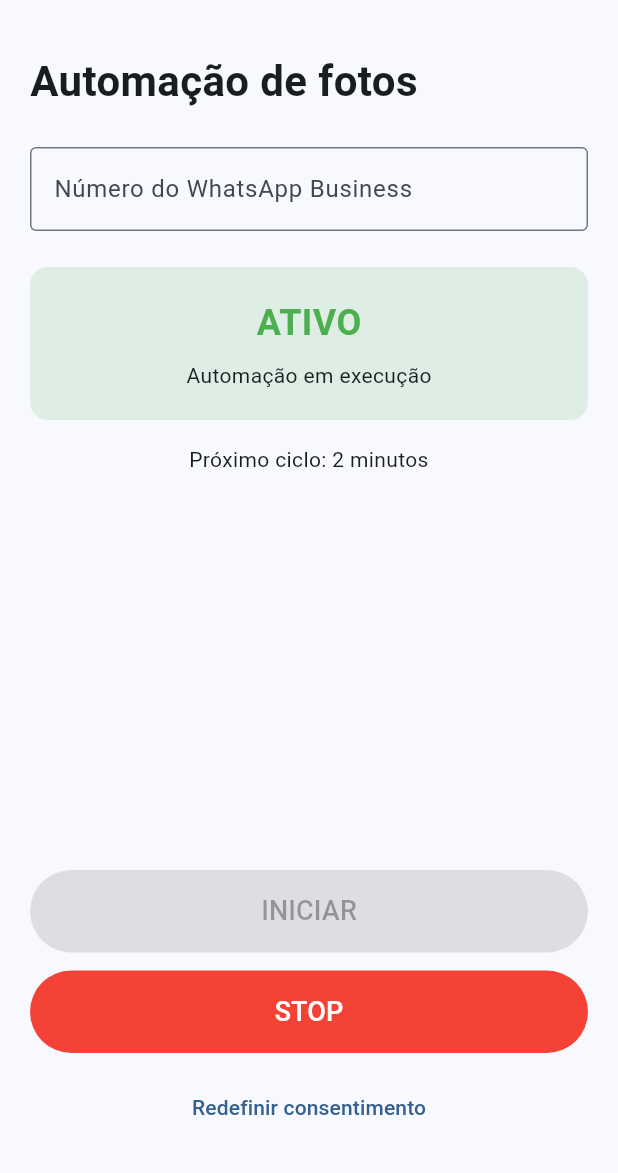
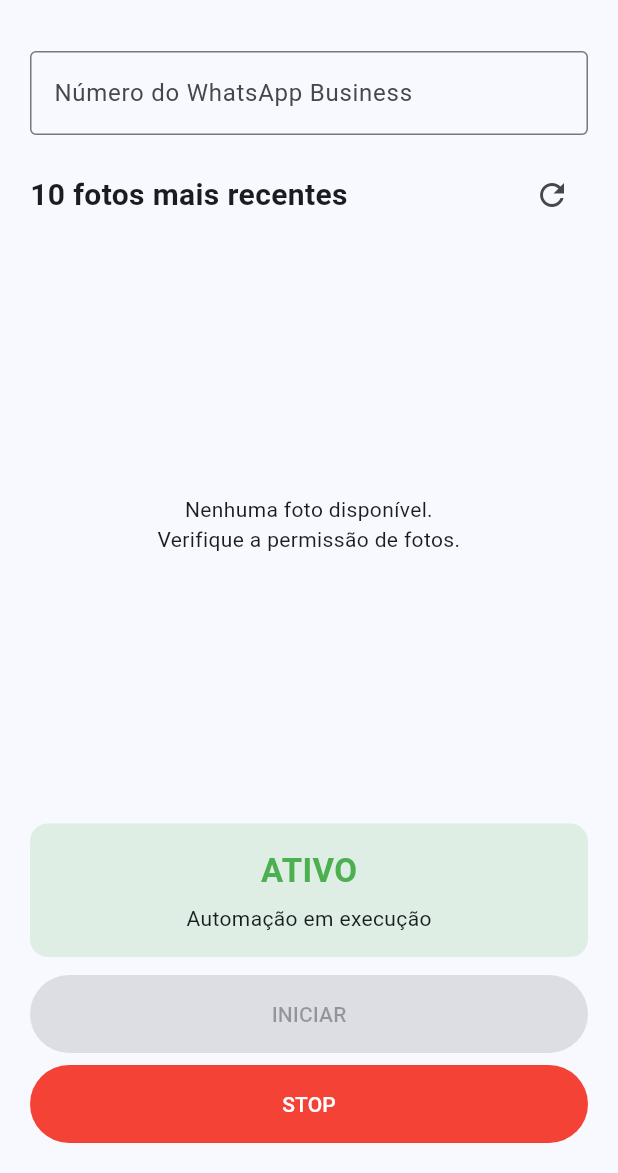
Before and after one commit to natanp79/auto_photo_whatsapp, a Flutter app: the HomePage screen opened directly, after a tap on "INICIAR", on a phone screen of 412 x 824 dp, the part 63-1236 px from its top. Run offline on Flutter 3.47's test engine with Material 3 defaults, Android fonts, the phone set to English and light mode, and no system bars; our stand-ins replace shared_preferences; missing offline and left inert: photo_manager; accounts and stored records are empty.

Commit message:
implementa acesso e visualizacao das fotos

```diff
--- a/lib/main.dart
+++ b/lib/main.dart
@@ -1,7 +1,12 @@
+import 'dart:typed_data';
+
 import 'package:flutter/material.dart';
+import 'package:photo_manager/photo_manager.dart';
 import 'package:shared_preferences/shared_preferences.dart';
 
-void main() async {
+import 'photo_service.dart';
+
+Future<void> main() async {
   WidgetsFlutterBinding.ensureInitialized();
 
   final prefs = await SharedPreferences.getInstance();
@@ -86,26 +91,20 @@
             ),
             const SizedBox(height: 24),
             const Text(
-              'Este aplicativo acessará as fotos do dispositivo '
+              'O aplicativo acessará as fotos do dispositivo '
               'para selecionar as 10 imagens mais recentes.',
               style: TextStyle(fontSize: 16),
             ),
             const SizedBox(height: 16),
             const Text(
-              'Quando ativada, a automação enviará as imagens '
-              'selecionadas para o WhatsApp Business configurado.',
+              'Quando ativada, a automação poderá compartilhar '
+              'essas imagens pelo WhatsApp Business configurado.',
               style: TextStyle(fontSize: 16),
             ),
             const SizedBox(height: 16),
             const Text(
-              'A automação funcionará em ciclos de aproximadamente '
+              'A automação ocorrerá em ciclos de aproximadamente '
               '2 minutos enquanto estiver ativa.',
-              style: TextStyle(fontSize: 16),
-            ),
-            const SizedBox(height: 16),
-            const Text(
-              'Você poderá interromper o processo a qualquer momento '
-              'utilizando o botão STOP.',
               style: TextStyle(fontSize: 16),
             ),
             const Spacer(),
@@ -149,9 +148,36 @@
 
 class _HomePageState extends State<HomePage> {
   bool running = false;
+  bool loadingPhotos = false;
+
   String phoneNumber = '';
 
+  List<AssetEntity> photos = [];
+
+  @override
+  void initState() {
+    super.initState();
+    loadPhotos();
+  }
+
+  Future<void> loadPhotos() async {
+    setState(() {
+      loadingPhotos = true;
+    });
+
+    final result = await PhotoService.getLatestTenPhotos();
+
+    if (!mounted) return;
+
+    setState(() {
+      photos = result;
+      loadingPhotos = false;
+    });
+  }
+
   void startAutomation() {
+    if (running) return;
+
     setState(() {
       running = true;
     });
@@ -186,16 +212,7 @@
       body: Padding(
         padding: const EdgeInsets.all(20),
         child: Column(
-          crossAxisAlignment: CrossAxisAlignment.stretch,
           children: [
-            const Text(
-              'Automação de fotos',
-              style: TextStyle(
-                fontSize: 28,
-                fontWeight: FontWeight.bold,
-              ),
-            ),
-            const SizedBox(height: 24),
             TextField(
               keyboardType: TextInputType.phone,
               decoration: const InputDecoration(
@@ -207,9 +224,80 @@
                 phoneNumber = value;
               },
             ),
-            const SizedBox(height: 24),
+
+            const SizedBox(height: 16),
+
+            Row(
+              children: [
+                const Expanded(
+                  child: Text(
+                    '10 fotos mais recentes',
+                    style: TextStyle(
+                      fontSize: 20,
+                      fontWeight: FontWeight.bold,
+                    ),
+                  ),
+                ),
+                IconButton(
+                  onPressed: loadingPhotos ? null : loadPhotos,
+                  icon: const Icon(Icons.refresh),
+                ),
+              ],
+            ),
+
+            const SizedBox(height: 8),
+
+            Expanded(
+              child: loadingPhotos
+                  ? const Center(
+                      child: CircularProgressIndicator(),
+                    )
+                  : photos.isEmpty
+                      ? const Center(
+                          child: Text(
+                            'Nenhuma foto disponível.\n'
+                            'Verifique a permissão de fotos.',
+                            textAlign: TextAlign.center,
+                          ),
+                        )
+                      : GridView.builder(
+                          itemCount: photos.length,
+                          gridDelegate:
+                              const SliverGridDelegateWithFixedCrossAxisCount(
+                            crossAxisCount: 2,
+                            crossAxisSpacing: 8,
+                            mainAxisSpacing: 8,
+                          ),
+                          itemBuilder: (context, index) {
+                            return FutureBuilder<Uint8List?>(
+                              future: photos[index].thumbnailDataWithSize(
+                                const ThumbnailSize(500, 500),
+                              ),
+                              builder: (context, snapshot) {
+                                if (!snapshot.hasData) {
+                                  return const Center(
+                                    child: CircularProgressIndicator(),
+                                  );
+                                }
+
+                                return ClipRRect(
+                                  borderRadius: BorderRadius.circular(10),
+                                  child: Image.memory(
+                                    snapshot.data!,
+                                    fit: BoxFit.cover,
+                                  ),
+                                );
+                              },
+                            );
+                          },
+                        ),
+            ),
+
+            const SizedBox(height: 12),
+
             Container(
-              padding: const EdgeInsets.all(20),
+              width: double.infinity,
+              padding: const EdgeInsets.all(16),
               decoration: BoxDecoration(
                 borderRadius: BorderRadius.circular(12),
                 color: running
@@ -221,12 +309,12 @@
                   Text(
                     running ? 'ATIVO' : 'PARADO',
                     style: TextStyle(
-                      fontSize: 24,
+                      fontSize: 22,
                       fontWeight: FontWeight.bold,
                       color: running ? Colors.green : Colors.red,
                     ),
                   ),
-                  const SizedBox(height: 8),
+                  const SizedBox(height: 6),
                   Text(
                     running
                         ? 'Automação em execução'
@@ -235,40 +323,30 @@
                 ],
               ),
             ),
-            const SizedBox(height: 16),
-            const Text(
-              'Próximo ciclo: 2 minutos',
-              textAlign: TextAlign.center,
-            ),
-            const Spacer(),
+
+            const SizedBox(height: 12),
+
             SizedBox(
-              height: 55,
+              width: double.infinity,
+              height: 52,
               child: FilledButton(
                 onPressed: running ? null : startAutomation,
-                child: const Text(
-                  'INICIAR',
-                  style: TextStyle(fontSize: 18),
-                ),
+                child: const Text('INICIAR'),
               ),
             ),
-            const SizedBox(height: 12),
+
+            const SizedBox(height: 8),
+
             SizedBox(
-              height: 55,
+              width: double.infinity,
+              height: 52,
               child: FilledButton(
                 onPressed: running ? stopAutomation : null,
                 style: FilledButton.styleFrom(
                   backgroundColor: Colors.red,
                 ),
-                child: const Text(
-                  'STOP',
-                  style: TextStyle(fontSize: 18),
-                ),
+                child: const Text('STOP'),
               ),
-            ),
-            const SizedBox(height: 12),
-            TextButton(
-              onPressed: resetConsent,
-              child: const Text('Redefinir consentimento'),
             ),
           ],
         ),
--- /dev/null
+++ b/lib/photo_service.dart
@@ -0,0 +1,27 @@
+import 'package:photo_manager/photo_manager.dart';
+
+class PhotoService {
+  static Future<List<AssetEntity>> getLatestTenPhotos() async {
+    final permission = await PhotoManager.requestPermissionExtend();
+
+    if (!permission.hasAccess) {
+      return [];
+    }
+
+    final albums = await PhotoManager.getAssetPathList(
+      type: RequestType.image,
+      onlyAll: true,
+    );
+
+    if (albums.isEmpty) {
+      return [];
+    }
+
+    final photos = await albums.first.getAssetListRange(
+      start: 0,
+      end: 10,
+    );
+
+    return photos;
+  }
+}
```
Also changed, not shown: 1 other file.
